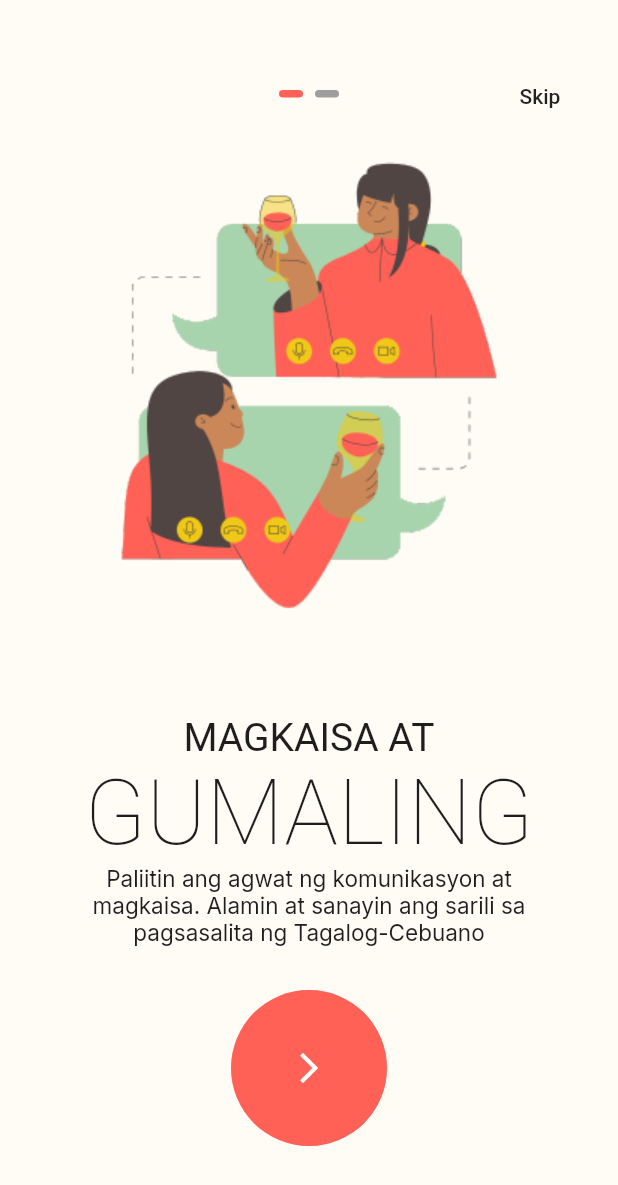
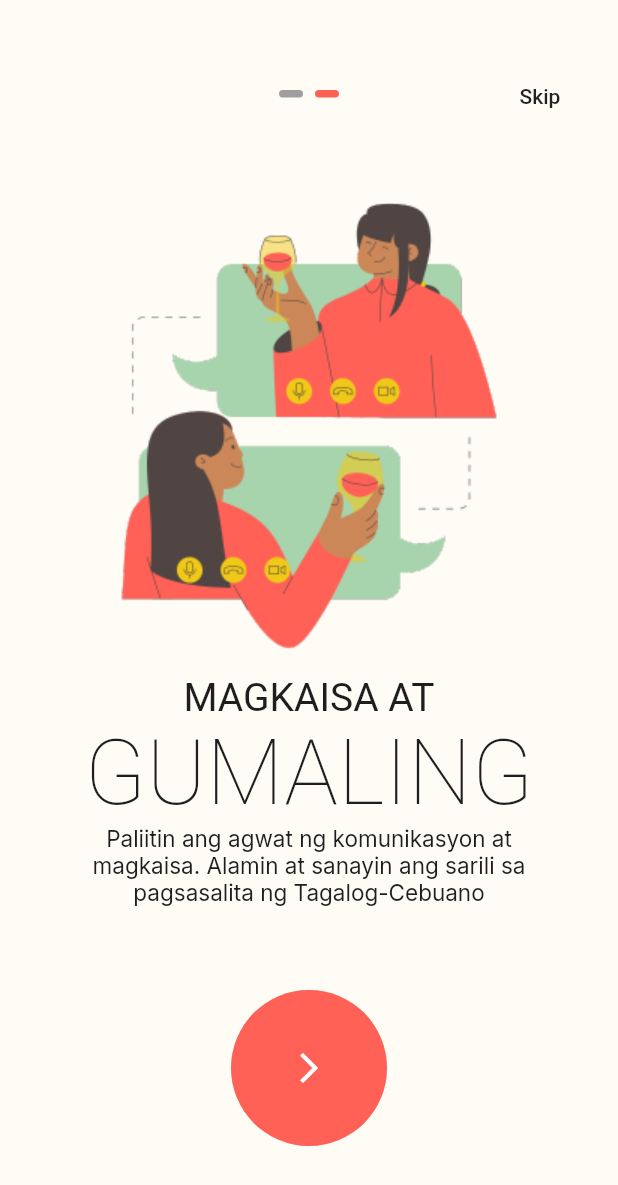
Before and after one commit to mynrjad/celita_app, a Flutter app: the screen it shows after launch, after a tap on the "arrow forward ios" icon, on a phone screen of 412 x 824 dp. Shown: the top 1185 px of the screen. Run offline on Flutter 3.47's test engine with Material 2 defaults, Android fonts, the phone set to English and light mode, and no system bars; drawn by our look-alikes of liquid_swipe, smooth_page_indicator; our stand-ins replace get, google_fonts, rive; Roboto replaces fonts that are missing (Aladin).

Commit message:
Added active index animation and controller for Onboarding screen.

```diff
--- a/lib/components/features/authentication/controllers/onboarding_controller.dart
+++ b/lib/components/features/authentication/controllers/onboarding_controller.dart
@@ -0,0 +1,44 @@
+import 'package:flutter/material.dart';
+import 'package:get/get.dart';
+import 'package:liquid_swipe/PageHelpers/LiquidController.dart';
+import '../../../constants/colors.dart';
+import '../../../constants/image_strings.dart';
+import '../../../constants/sizes.dart';
+import '../../../constants/text_strings.dart';
+import '../models/model_onboarding.dart';
+import '../screens/onboarding screen/onboarding_page_widget.dart';
+
+
+class OnBoardingController extends GetxController {
+  final controller = LiquidController();
+  RxInt currentPage = 0.obs;
+
+  final pages = [
+    //First Page
+    OnboardingPage(
+        model: OnBoardingModel(
+            image: CEppOnboarding1,
+            heading: CEppOnboardingHeading1,
+            subheading: CEppOnboardingSubheading1,
+            subtitle: CEppOnboardingSubtitle1,
+            bgColor: CEppOnboardingColor)),
+
+    OnboardingPage(
+        model: OnBoardingModel(
+          image: CEppOnboarding2,
+          heading: CEppOnboardingHeading2,
+          subheading: CEppOnboardingSubheading2,
+          subtitle: CEppOnboardingSubtitle2,
+          bgColor: CEppOnboardingColor,
+        )),
+  ];
+
+
+  skip() => controller.jumpToPage(page: 1);
+  animatetoNextSlide() {
+    int nextPage = controller.currentPage + 1;
+    controller.animateToPage(page: nextPage);
+  }
+
+  onPageChangedCallback(int activePageIndex) => currentPage.value = activePageIndex;
+}
--- a/lib/components/features/authentication/models/model_onboarding.dart
+++ b/lib/components/features/authentication/models/model_onboarding.dart
@@ -5,7 +5,6 @@ class OnBoardingModel {
   final String heading;
   final String subheading;
   final String subtitle;
-  final double size;
   final Color bgColor;
 
   OnBoardingModel ({
@@ -13,7 +12,6 @@ class OnBoardingModel {
     required this.heading,
     required this.subheading,
     required this.subtitle,
-    required this.size,
     required this.bgColor,
 });
 }
--- a/lib/components/features/authentication/screens/onboarding screen/onboarding_page_widget.dart
+++ b/lib/components/features/authentication/screens/onboarding screen/onboarding_page_widget.dart
@@ -14,16 +14,17 @@ class OnboardingPage extends StatelessWidget {
 
   @override
   Widget build(BuildContext context) {
+    final size = MediaQuery.of(context).size;
     return Container(
         padding: const EdgeInsets.all(CEppDefaultSize),
         color: model.bgColor,
         child: Column(
           mainAxisAlignment: MainAxisAlignment.spaceEvenly,
           children: [
-            Image(image: AssetImage(model.image),
-              height: model.size * 0.4,),
             Column(
               children: [
+                Image(image: AssetImage(model.image),
+                  height: size.height * 0.4,),
                 Text(model.heading,
                     style: Theme.of(context).textTheme.displayMedium),
                 Text(model.subheading,
--- a/lib/components/features/authentication/screens/onboarding screen/onboarding_screen.dart
+++ b/lib/components/features/authentication/screens/onboarding screen/onboarding_screen.dart
@@ -1,8 +1,10 @@
 import 'package:celita/components/constants/colors.dart';
 import 'package:celita/components/constants/image_strings.dart';
 import 'package:celita/components/constants/sizes.dart';
+import 'package:celita/components/features/authentication/controllers/onboarding_controller.dart';
 import 'package:celita/components/features/authentication/models/model_onboarding.dart';
 import 'package:flutter/material.dart';
+import 'package:get/get.dart';
 import 'package:liquid_swipe/liquid_swipe.dart';
 import 'package:smooth_page_indicator/smooth_page_indicator.dart';
 import '../../../../constants/text_strings.dart';
@@ -11,53 +13,24 @@ import 'onboarding_page_widget.dart';
 class CEppOnboardingScreen extends StatelessWidget {
    CEppOnboardingScreen({super.key});
 
-  final controller = LiquidController();
-  int currentPage=0;
-
   @override
   Widget build(BuildContext context) {
-    final size = MediaQuery.of(context).size;
-    final pages = [
-      //First Page
-      OnboardingPage(
-          model: OnBoardingModel(
-              image: CEppOnboarding1,
-              heading: CEppOnboardingHeading1,
-              subheading: CEppOnboardingSubheading1,
-              subtitle: CEppOnboardingSubtitle1,
-              size: size.height,
-              bgColor: CEppOnboardingColor)),
-
-      OnboardingPage(
-          model: OnBoardingModel(
-        image: CEppOnboarding2,
-        heading: CEppOnboardingHeading2,
-        subheading: CEppOnboardingSubheading2,
-        subtitle: CEppOnboardingSubtitle2,
-        size: size.height,
-        bgColor: CEppOnboardingColor,
-      )),
-    ];
-
-
+    final ObController = OnBoardingController();
     return Scaffold(
         body: Stack(
       alignment: Alignment.center,
       children: [
         LiquidSwipe(
-          pages: pages,
-          liquidController: controller,
-          onPageChangeCallback: onPageChangedCallback,
+          pages: ObController.pages,
+          liquidController: ObController.controller,
+          onPageChangeCallback: ObController.onPageChangedCallback,
         ),
 
         //Button
         Positioned(
           bottom: 60.0,
           child: OutlinedButton(
-            onPressed: () {
-              int nextPage = controller.currentPage + 1;
-              controller.animateToPage(page: nextPage);
-            },
+            onPressed: () => ObController.animatetoNextSlide(),
             style: ElevatedButton.styleFrom(
               shape: const CircleBorder(),
               foregroundColor: Colors.white,
@@ -77,27 +50,25 @@ class CEppOnboardingScreen extends StatelessWidget {
           top: 40,
           right: 20,
           child: TextButton(
-            onPressed: () => controller.jumpToPage(page:1),
+            onPressed: () => ObController.skip(),
             child: const Text("Skip", style: TextStyle(color: Colors.black87)),
           ),
         ),
         //Active Index
-        Positioned(
+        Obx(
+            () => Positioned(
             top: 60,
             child: AnimatedSmoothIndicator(
               count: 2,
-            activeIndex: controller.currentPage,
+              activeIndex: ObController.currentPage.value,
               effect: WormEffect(
                 activeDotColor: Color(0xFFFF6157),
                 dotHeight: 5.0,
               ),
             )
           ),
+        ),
       ],
     ));
   }
-
-  void onPageChangedCallback(int activePageIndex) {
-    currentPage = activePageIndex;
 }
-}
```
Lines whose indentation alone changed are shown as unchanged.
